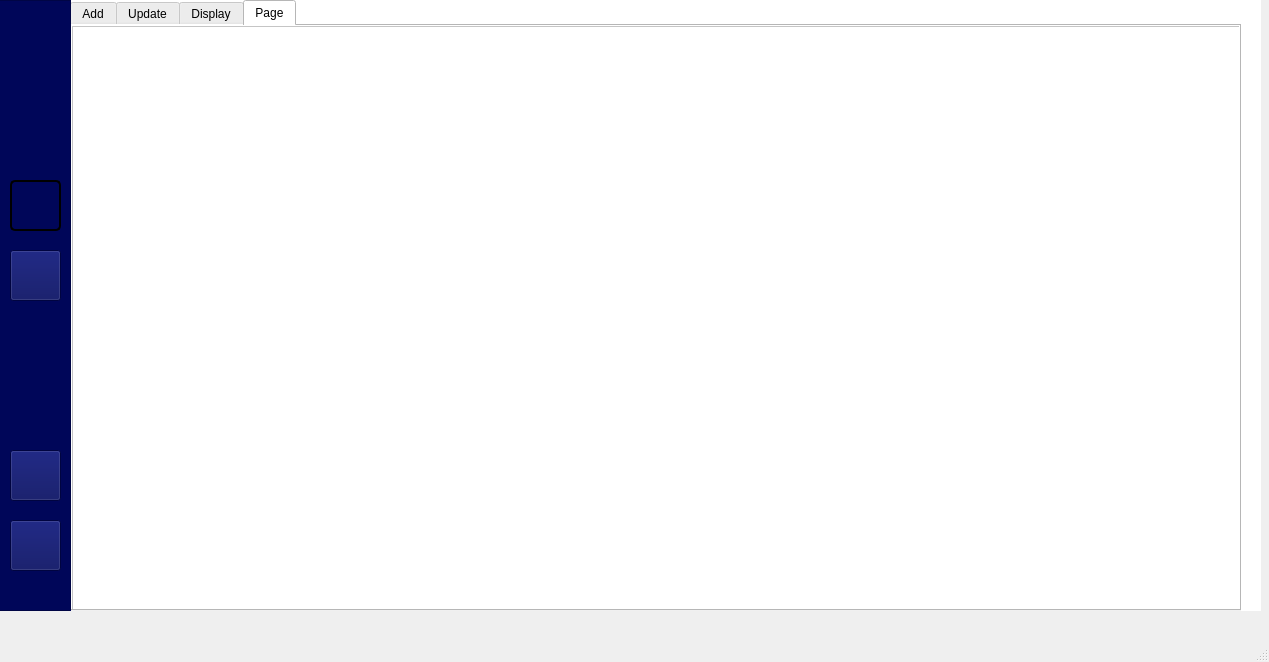
Qt form mainwindow.ui (Projet-CPP-2A6/Nautica) before a commit.
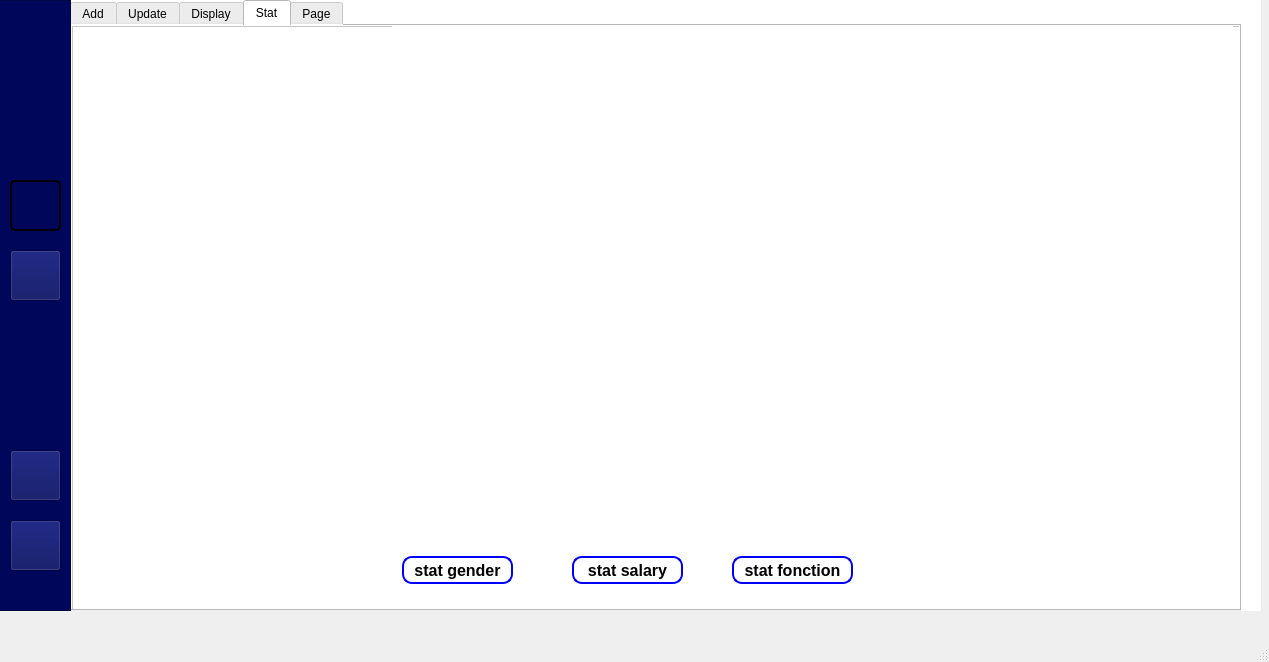
The same form after that commit. The open tabs and pages were chosen to show the change. Icons and pictures are not drawn.

Commit message: manual merge of employe, still untested

The edit to the form file:
```diff
--- a/mainwindow.ui
+++ b/mainwindow.ui
@@ -1618,7 +1618,7 @@
         </widget>
        </widget>
       </widget>
-      <widget class="QWidget" name="tab_2">
+      <widget class="QWidget" name="display">
        <attribute name="title">
         <string>Display</string>
        </attribute>
@@ -1965,7 +1965,7 @@
       </widget>
       <widget class="QWidget" name="tab">
        <attribute name="title">
-        <string>Page</string>
+        <string>Stat</string>
        </attribute>
        <widget class="QFrame" name="frame">
         <property name="geometry">
@@ -2021,9 +2021,9 @@
          <property name="geometry">
           <rect>
            <x>320</x>
-           <y>20</y>
-           <width>491</width>
-           <height>471</height>
+           <y>0</y>
+           <width>841</width>
+           <height>521</height>
           </rect>
          </property>
          <property name="text">
@@ -2101,15 +2101,11 @@
          </property>
         </widget>
        </widget>
-       <widget class="QWidget" name="tab_2" native="true">
-        <property name="geometry">
-         <rect>
-          <x>0</x>
-          <y>0</y>
-          <width>1171</width>
-          <height>591</height>
-         </rect>
-        </property>
+      </widget>
+      <widget class="QWidget" name="tab_2">
+       <attribute name="title">
+        <string>Page</string>
+       </attribute>
         <widget class="QFrame" name="frame_19">
          <property name="geometry">
           <rect>
@@ -2125,7 +2121,6 @@
          <property name="frameShadow">
           <enum>QFrame::Raised</enum>
          </property>
-        </widget>
        </widget>
       </widget>
      </widget>
```
Left out of the diff: 20 changed lines with no effect on the pictures. Lines whose indentation alone changed are shown as unchanged. The commit also changes 1 other file.
